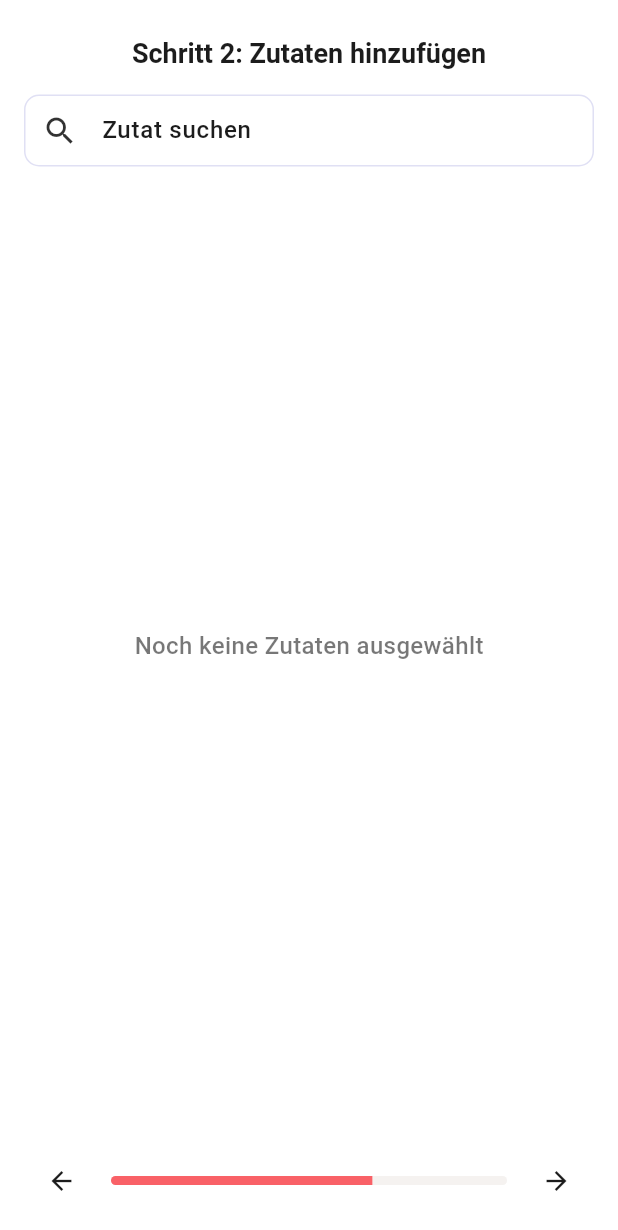
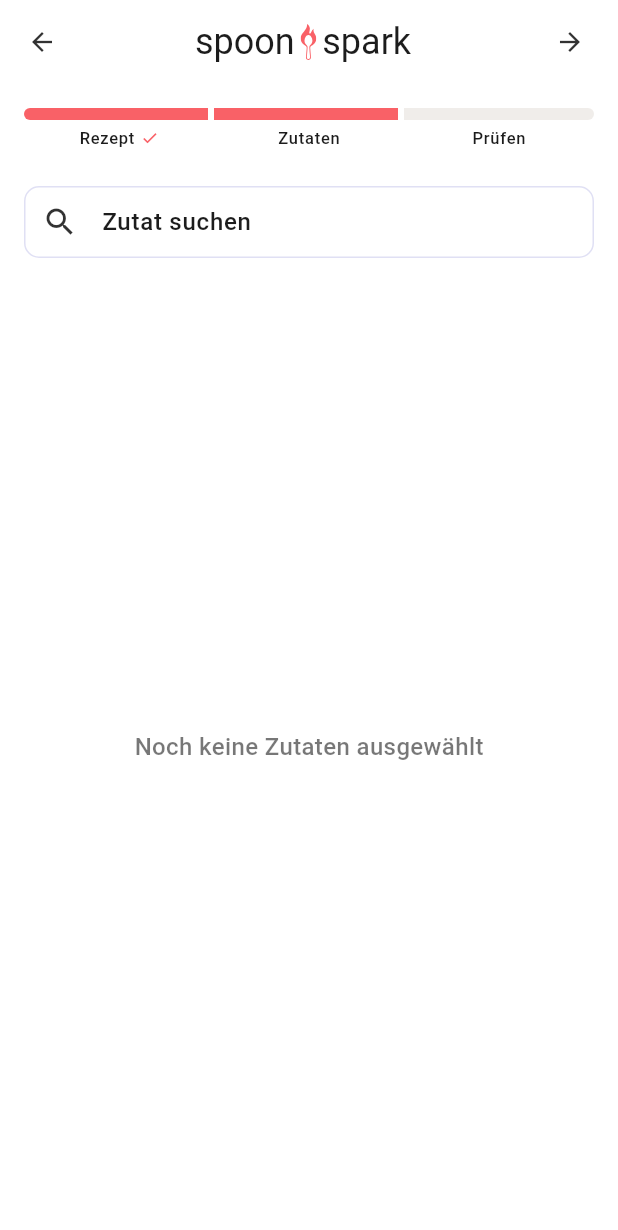
Before and after one commit to clnuding/recipeapp, a Flutter app: the AddRecipePage screen opened by its route, after a tap on the "arrow forward" icon, on a phone screen of 412 x 824 dp. Shown: the top 1230 px of the screen. Run offline on Flutter 3.47's test engine with Material 3 defaults, Android fonts, the phone set to English and light mode, and no system bars; our stand-ins replace flutter_card_swiper, flutter_dotenv, flutter_svg, fluttertoast, google_fonts, google_sign_in and 4 more; missing offline and left inert: excel, flutter_custom_tabs; accounts and stored records are empty; network calls fail.

Commit message:
Adjusted progress bar and layout of screens

```diff
--- a/lib/screens/add_ingredient.dart
+++ b/lib/screens/add_ingredient.dart
@@ -1,4 +1,6 @@
 import 'package:flutter/material.dart';
+import 'package:recipeapp/theme/theme.dart';
+import 'package:recipeapp/widgets/atomics/appbar.dart';
 
 class AddIngredientPage extends StatefulWidget {
   final String recipeId;
@@ -150,10 +152,19 @@ class _AddIngredientPageState extends State<AddIngredientPage> {
   Widget build(BuildContext context) {
     final theme = Theme.of(context);
     return Scaffold(
+      appBar: LogoAppbar(
+        actions: [
+          IconButton(
+            icon: const Icon(Icons.arrow_forward),
+            onPressed: () => Navigator.pushNamed(context, '/reviewRecipe'),
+          ),
+        ],
+      ),
       body: SafeArea(
         child: Column(
           children: [
-            // 🧾 Content
+            const SizedBox(height: SpoonSparkTheme.spacingL),
+            _buildStepper(theme),
             Expanded(
               child: Padding(
                 padding: const EdgeInsets.symmetric(
@@ -163,15 +174,6 @@ class _AddIngredientPageState extends State<AddIngredientPage> {
                 child: Column(
                   crossAxisAlignment: CrossAxisAlignment.start,
                   children: [
-                    Center(
-                      child: Text(
-                        'Schritt 2: Zutaten hinzufügen',
-                        style: theme.textTheme.titleLarge?.copyWith(
-                          fontWeight: FontWeight.bold,
-                        ),
-                      ),
-                    ),
-                    const SizedBox(height: 16),
                     TextFormField(
                       controller: _ingredientSearchController,
                       decoration: const InputDecoration(
@@ -217,11 +219,18 @@ class _AddIngredientPageState extends State<AddIngredientPage> {
                                     (_, __) => const SizedBox(height: 12),
                                 itemBuilder: (context, index) {
                                   final item = _selectedIngredients[index];
-                                  return ListTile(
-                                    tileColor: theme.colorScheme.surfaceBright,
+                                  return Material(
+                                    elevation: 2,
+                                    borderRadius: BorderRadius.circular(
+                                      SpoonSparkTheme.radiusS,
+                                    ),
+                                    child: ListTile(
                                       shape: RoundedRectangleBorder(
-                                      borderRadius: BorderRadius.circular(8),
+                                        borderRadius: BorderRadius.circular(
+                                          SpoonSparkTheme.radiusS,
                                         ),
+                                      ),
+                                      tileColor: theme.colorScheme.onPrimary,
                                       title: Text('${item['name']}'),
                                       subtitle: Text(
                                         '${item['amount']} ${item['unit']}',
@@ -247,6 +256,7 @@ class _AddIngredientPageState extends State<AddIngredientPage> {
                                           ),
                                         ],
                                       ),
+                                    ),
                                   );
                                 },
                               ),
@@ -255,47 +265,86 @@ class _AddIngredientPageState extends State<AddIngredientPage> {
                 ),
               ),
             ),
+          ],
+        ),
+      ),
+    );
+  }
 
-            // ⏳ Progress Bar
+  Widget _buildStepper(ThemeData theme) {
+    const stepLabels = ["Rezept", "Zutaten", "Prüfen"];
+    const int activeIndex = 1;
+
+    return Padding(
+      padding: const EdgeInsets.symmetric(horizontal: SpoonSparkTheme.spacingL),
+      child: Column(
+        children: [
+          Row(
+            children: List.generate(3, (index) {
+              final isActive = index == activeIndex;
+              final isCompleted = index < activeIndex;
+              final Color barColor =
+                  isActive
+                      ? theme.colorScheme.primary
+                      : isCompleted
+                      ? theme.colorScheme.primary
+                      : theme.colorScheme.surfaceBright;
+
+              BorderRadius borderRadius = BorderRadius.zero;
+              if (index == 0) {
+                borderRadius = const BorderRadius.horizontal(
+                  left: Radius.circular(12),
+                );
+              } else if (index == 2) {
+                borderRadius = const BorderRadius.horizontal(
+                  right: Radius.circular(12),
+                );
+              }
+
+              return Expanded(
+                child: Column(
+                  children: [
                     Padding(
-              padding: const EdgeInsets.symmetric(horizontal: 16, vertical: 12),
-              child: Row(
-                children: [
-                  _buildSquareIconButton(
-                    Icons.arrow_back,
-                    () => Navigator.pop(context),
-                  ),
-                  const SizedBox(width: 8),
-                  Expanded(
+                      padding: EdgeInsets.only(right: index < 2 ? 4 : 0),
                       child: Container(
-                      height: 6,
+                        height: 8,
                         decoration: BoxDecoration(
-                        borderRadius: BorderRadius.circular(10),
-                        color: theme.colorScheme.surfaceBright,
-                      ),
-                      child: ClipRRect(
-                        borderRadius: BorderRadius.circular(10),
-                        child: LinearProgressIndicator(
-                          value: 0.66,
-                          valueColor: AlwaysStoppedAnimation<Color>(
-                            theme.colorScheme.primary,
-                          ),
-                          backgroundColor: theme.colorScheme.surface
-                              .withOpacity(0.3),
+                          color: barColor,
+                          borderRadius: borderRadius,
                         ),
                       ),
                     ),
+                    const SizedBox(height: 4),
+                    Row(
+                      mainAxisAlignment: MainAxisAlignment.center,
+                      mainAxisSize: MainAxisSize.min,
+                      children: [
+                        Text(
+                          stepLabels[index],
+                          style: theme.textTheme.labelSmall?.copyWith(
+                            color:
+                                isActive
+                                    ? theme.colorScheme.onSurface
+                                    : theme.colorScheme.onSurface,
                           ),
-                  const SizedBox(width: 8),
-                  _buildSquareIconButton(
-                    Icons.arrow_forward,
-                    () => Navigator.pushNamed(context, '/reviewRecipe'),
                         ),
-                ],
+                        if (isCompleted)
+                          Padding(
+                            padding: const EdgeInsets.only(left: 4),
+                            child: Icon(
+                              Icons.check,
+                              size: 12,
+                              color: theme.colorScheme.primary,
                             ),
                           ),
                       ],
                     ),
+                  ],
+                ),
+              );
+            }),
+          ),
+        ],
       ),
     );
   }
--- a/lib/screens/add_recipe.dart
+++ b/lib/screens/add_recipe.dart
@@ -2,6 +2,7 @@ import 'package:flutter/material.dart';
 import 'package:image_picker/image_picker.dart';
 import 'dart:io';
 import 'package:recipeapp/theme/theme.dart';
+import 'package:recipeapp/widgets/atomics/appbar.dart';
 
 class AddRecipePage extends StatefulWidget {
   const AddRecipePage({super.key});
@@ -14,10 +15,8 @@ class _AddRecipePageState extends State<AddRecipePage> {
   final _nameController = TextEditingController();
   final _descriptionController = TextEditingController();
   final _portionsController = TextEditingController();
-
   File? _image;
 
-  // 🥗 Anlass Dropdown
   String? _selectedRecipeType;
   final List<String> _mealTypes = [
     'Frühstück',
@@ -27,7 +26,6 @@ class _AddRecipePageState extends State<AddRecipePage> {
     'Snack',
   ];
 
-  // 🍝 Kategorie Dropdown
   String? _selectedRecipeCategory;
   final List<String> _recipeCategories = [
     'Nudeln',
@@ -38,7 +36,6 @@ class _AddRecipePageState extends State<AddRecipePage> {
     'Eintöpfe/Suppen',
   ];
 
-  // 🍝 Saison Dropdown
   String? _selectedRecipeSeason;
   final List<String> _recipeSeasons = [
     'Frühjahr',
@@ -51,9 +48,7 @@ class _AddRecipePageState extends State<AddRecipePage> {
   Future<void> _pickImage(ImageSource source) async {
     final picker = ImagePicker();
     final pickedFile = await picker.pickImage(source: source);
-    if (pickedFile != null) {
-      setState(() => _image = File(pickedFile.path));
-    }
+    if (pickedFile != null) setState(() => _image = File(pickedFile.path));
   }
 
   Future<void> _showImageSourceDialog() async {
@@ -64,8 +59,8 @@ class _AddRecipePageState extends State<AddRecipePage> {
       shape: const RoundedRectangleBorder(
         borderRadius: BorderRadius.vertical(top: Radius.circular(12)),
       ),
-      builder: (context) {
-        return Wrap(
+      builder:
+          (context) => Wrap(
             children: [
               ListTile(
                 leading: Icon(
@@ -93,8 +88,7 @@ class _AddRecipePageState extends State<AddRecipePage> {
                 },
               ),
             ],
-        );
-      },
+          ),
     );
   }
 
@@ -109,30 +103,31 @@ class _AddRecipePageState extends State<AddRecipePage> {
   @override
   Widget build(BuildContext context) {
     final theme = Theme.of(context);
+
     return Scaffold(
-      backgroundColor: theme.colorScheme.surface,
+      appBar: LogoAppbar(
+        actions: [
+          IconButton(
+            icon: const Icon(Icons.arrow_forward),
+            onPressed: () => Navigator.pushNamed(context, '/addIngredient'),
+          ),
+        ],
+      ),
       body: SafeArea(
-        child: Column(
-          children: [
-            Expanded(
         child: SingleChildScrollView(
-                padding: const EdgeInsets.symmetric(
-                  horizontal: 16,
-                  vertical: 24,
-                ),
+          padding: const EdgeInsets.only(bottom: 100),
           child: Column(
             crossAxisAlignment: CrossAxisAlignment.start,
             children: [
-                    Center(
-                      child: Text(
-                        'Schritt 1: Rezept anlegen',
-                        style: Theme.of(context).textTheme.titleLarge?.copyWith(
-                          fontWeight: FontWeight.bold,
-                        ),
-                      ),
-                    ),
-                    const SizedBox(height: 16),
+              const SizedBox(height: SpoonSparkTheme.spacingL),
 
+              _buildStepper(theme),
+              const SizedBox(height: SpoonSparkTheme.spacingL),
+
+              Padding(
+                padding: const EdgeInsets.symmetric(horizontal: 16),
+                child: Column(
+                  children: [
                     TextFormField(
                       controller: _nameController,
                       decoration: const InputDecoration(labelText: "Name"),
@@ -146,56 +141,60 @@ class _AddRecipePageState extends State<AddRecipePage> {
                     ),
                     const SizedBox(height: 16),
 
-                    // 🥗 Anlass Dropdown
                     DropdownButtonFormField<String>(
                       isExpanded: true,
                       value: _selectedRecipeType,
                       hint: const Text("Art wählen"),
                       decoration: const InputDecoration(labelText: "Art"),
                       items:
-                          _mealTypes.map((type) {
-                            return DropdownMenuItem(
+                          _mealTypes
+                              .map(
+                                (type) => DropdownMenuItem(
                                   value: type,
                                   child: Text(type),
-                            );
-                          }).toList(),
+                                ),
+                              )
+                              .toList(),
                       onChanged:
                           (value) =>
                               setState(() => _selectedRecipeType = value),
                     ),
                     const SizedBox(height: 16),
 
-                    // 🍝 Typ Dropdown
                     DropdownButtonFormField<String>(
                       isExpanded: true,
                       value: _selectedRecipeCategory,
                       hint: const Text("Kategorie wählen"),
                       decoration: const InputDecoration(labelText: "Kategorie"),
                       items:
-                          _recipeCategories.map((type) {
-                            return DropdownMenuItem(
+                          _recipeCategories
+                              .map(
+                                (type) => DropdownMenuItem(
                                   value: type,
                                   child: Text(type),
-                            );
-                          }).toList(),
+                                ),
+                              )
+                              .toList(),
                       onChanged:
                           (value) =>
                               setState(() => _selectedRecipeCategory = value),
                     ),
                     const SizedBox(height: 16),
-                    // 🍝 Typ Dropdown
+
                     DropdownButtonFormField<String>(
                       isExpanded: true,
                       value: _selectedRecipeSeason,
                       hint: const Text("Saison wählen"),
                       decoration: const InputDecoration(labelText: "Saison"),
                       items:
-                          _recipeSeasons.map((type) {
-                            return DropdownMenuItem(
+                          _recipeSeasons
+                              .map(
+                                (type) => DropdownMenuItem(
                                   value: type,
                                   child: Text(type),
-                            );
-                          }).toList(),
+                                ),
+                              )
+                              .toList(),
                       onChanged:
                           (value) =>
                               setState(() => _selectedRecipeSeason = value),
@@ -258,83 +257,88 @@ class _AddRecipePageState extends State<AddRecipePage> {
                   ],
                 ),
               ),
-            ),
-
-            // 🟡 Footer with minimal progress bar
-            Padding(
-              padding: const EdgeInsets.symmetric(horizontal: 16, vertical: 12),
-              child: Row(
-                children: [
-                  _buildSquareIconButton(
-                    Icons.close,
-                    () => Navigator.pop(context),
-                  ),
-                  const SizedBox(width: 8),
-                  Expanded(
-                    child: Container(
-                      height: 6,
-                      decoration: BoxDecoration(
-                        borderRadius: BorderRadius.circular(10),
-                        color: Theme.of(context).colorScheme.surfaceBright,
-                      ),
-                      child: ClipRRect(
-                        borderRadius: BorderRadius.circular(10),
-                        child: LinearProgressIndicator(
-                          value: 0.33, // 🔄 Adjust this dynamically if needed
-                          valueColor: AlwaysStoppedAnimation<Color>(
-                            Theme.of(context).colorScheme.primary,
-                          ),
-                          backgroundColor: Theme.of(
-                            context,
-                          ).colorScheme.surface.withOpacity(0.3),
-                        ),
-                      ),
-                    ),
-                  ),
-                  const SizedBox(width: 8),
-                  _buildSquareIconButton(Icons.arrow_forward, () {
-                    Navigator.pushNamed(context, '/addIngredient');
-                  }),
             ],
           ),
-            ),
-          ],
         ),
       ),
     );
   }
 
-  Widget _buildSquareIconButton(IconData icon, VoidCallback onPressed) {
-    final theme = Theme.of(context);
-    return Container(
-      height: 50,
-      width: 50,
+  Widget _buildStepper(ThemeData theme) {
+    const stepLabels = ["Rezept", "Zutaten", "Prüfen"];
+    const int activeIndex = 0;
+
+    return Padding(
+      padding: const EdgeInsets.symmetric(horizontal: SpoonSparkTheme.spacingL),
+      child: Column(
+        children: [
+          Row(
+            children: List.generate(3, (index) {
+              final isActive = index == activeIndex;
+              final isCompleted = index < activeIndex;
+              final Color barColor =
+                  isActive
+                      ? theme.colorScheme.primary
+                      : isCompleted
+                      ? theme.colorScheme.primary
+                      : theme.colorScheme.surfaceBright;
+
+              BorderRadius borderRadius = BorderRadius.zero;
+              if (index == 0) {
+                borderRadius = const BorderRadius.horizontal(
+                  left: Radius.circular(12),
+                );
+              } else if (index == 2) {
+                borderRadius = const BorderRadius.horizontal(
+                  right: Radius.circular(12),
+                );
+              }
+
+              return Expanded(
+                child: Column(
+                  children: [
+                    Padding(
+                      padding: EdgeInsets.only(right: index < 2 ? 4 : 0),
+                      child: Container(
+                        height: 8,
                         decoration: BoxDecoration(
-        color: theme.colorScheme.onPrimary,
-        borderRadius: BorderRadius.circular(7),
+                          color: barColor,
+                          borderRadius: borderRadius,
                         ),
-      child: IconButton(
-        icon: Icon(icon, color: theme.colorScheme.onSurface),
-        onPressed: onPressed,
+                      ),
+                    ),
+                    const SizedBox(height: 4),
+                    Row(
+                      mainAxisAlignment: MainAxisAlignment.center,
+                      mainAxisSize: MainAxisSize.min,
+                      children: [
+                        Text(
+                          stepLabels[index],
+                          style: theme.textTheme.labelSmall?.copyWith(
+                            color:
+                                isActive
+                                    ? theme.colorScheme.onSurface
+                                    : theme.colorScheme.onSurface,
+                          ),
+                        ),
+                        if (isCompleted)
+                          Padding(
+                            padding: const EdgeInsets.only(left: 4),
+                            child: Icon(
+                              Icons.check,
+                              size: 12,
+                              color: theme.colorScheme.primary.withOpacity(0.7),
+                            ),
+                          ),
+                      ],
+                    ),
+                  ],
+                ),
+              );
+            }),
+          ),
+        ],
       ),
     );
   }
-
-  Widget _buildProgressCircle(bool isActive) {
-    final theme = Theme.of(context);
-    return Container(
-      width: 16,
-      height: 16,
-      decoration: BoxDecoration(
-        color: isActive ? theme.colorScheme.primary : Colors.transparent,
-        border: Border.all(color: theme.colorScheme.primary, width: 2),
-        borderRadius: BorderRadius.circular(8),
-      ),
-    );
 }
-
-  Widget _buildProgressLine() {
-    final theme = Theme.of(context);
-    return Container(width: 20, height: 3, color: theme.colorScheme.primary);
-  }
-}
```
Also changed, not shown: lib/screens/review_recipe.dart (+103 -81 lines). Lines whose indentation alone changed are shown as unchanged.
